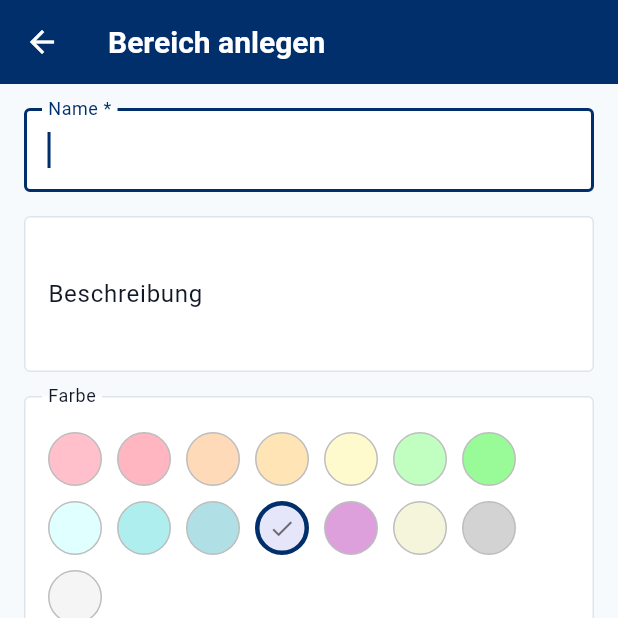
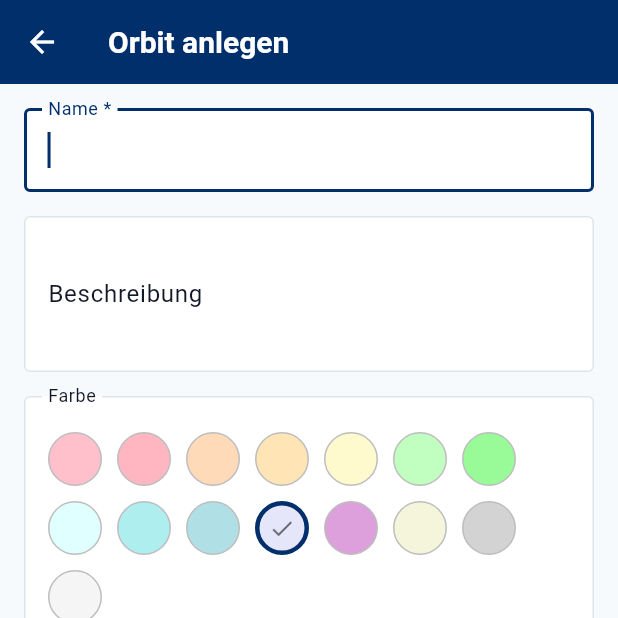
Before and after one commit to ulysses4439/orga_sphere, a Flutter app: the CreateDomainScreen screen opened by its route, on a phone screen of 412 x 824 dp, the top half of it. Run offline on Flutter 3.47's test engine with Material 3 defaults, Android fonts, the phone set to English and light mode, and no system bars; network calls fail.

Commit message:
refactor: 'Bereich' konsequent durch 'Orbit' ersetzt
Co-Authored-By: Claude Sonnet 4.6 <noreply@anthropic.com>

```diff
--- a/lib/screens/create_domain_screen.dart
+++ b/lib/screens/create_domain_screen.dart
@@ -68,7 +68,7 @@ class _CreateDomainScreenState extends State<CreateDomainScreen> {
   @override
   Widget build(BuildContext context) {
     return Scaffold(
-      appBar: AppBar(title: const Text('Bereich anlegen')),
+      appBar: AppBar(title: const Text('Orbit anlegen')),
       body: _saving
           ? const Center(child: CircularProgressIndicator())
           : Form(
--- a/lib/screens/create_task_screen.dart
+++ b/lib/screens/create_task_screen.dart
@@ -101,14 +101,14 @@ class _CreateTaskScreenState extends State<CreateTaskScreen> {
                   DropdownButtonFormField<String>(
                     initialValue: _selectedDomainId,
                     decoration: const InputDecoration(
-                      labelText: 'Bereich *',
+                      labelText: 'Orbit *',
                       border: OutlineInputBorder(),
                     ),
                     items: domains
                         .map((d) => DropdownMenuItem(value: d.id, child: Text(d.name)))
                         .toList(),
                     onChanged: (v) => setState(() => _selectedDomainId = v),
-                    validator: (v) => v == null ? 'Bereich ist erforderlich' : null,
+                    validator: (v) => v == null ? 'Orbit ist erforderlich' : null,
                   ),
                   const SizedBox(height: 16),
                   TextFormField(
--- a/lib/screens/task_detail_screen.dart
+++ b/lib/screens/task_detail_screen.dart
@@ -263,7 +263,7 @@ class _TaskDetailScreenState extends State<TaskDetailScreen> {
                     children: [
                       _buildInfoSection('Beschreibung', task.description),
                       const SizedBox(height: 16),
-                      _buildInfoRow('Bereich', domain?.name ?? 'Allgemein'),
+                      _buildInfoRow('Orbit', domain?.name ?? 'Allgemein'),
                       const SizedBox(height: 8),
                       _buildInfoRow('Wiederholung', task.recurrence.germanLabel),
                       const SizedBox(height: 8),
--- a/lib/screens/task_list_screen.dart
+++ b/lib/screens/task_list_screen.dart
@@ -85,7 +85,7 @@ class _TaskListScreenState extends State<TaskListScreen> {
           children: [
             ListTile(
               leading: const Icon(Icons.folder_outlined),
-              title: const Text('Bereich anlegen'),
+              title: const Text('Orbit anlegen'),
               onTap: () async {
                 Navigator.of(ctx).pop();
                 await Navigator.of(context).pushNamed('/create-domain');
@@ -187,7 +187,7 @@ class _TaskListItem extends StatelessWidget {
           crossAxisAlignment: CrossAxisAlignment.start,
           children: [
             const SizedBox(height: 4),
-            Text('Bereich: $domainName', style: Theme.of(context).textTheme.bodySmall),
+            Text('Orbit: $domainName', style: Theme.of(context).textTheme.bodySmall),
             const SizedBox(height: 4),
             Text(
               'Fällig: ${dueDate.day}. ${_monthName(dueDate.month)} ${dueDate.year}',
```
